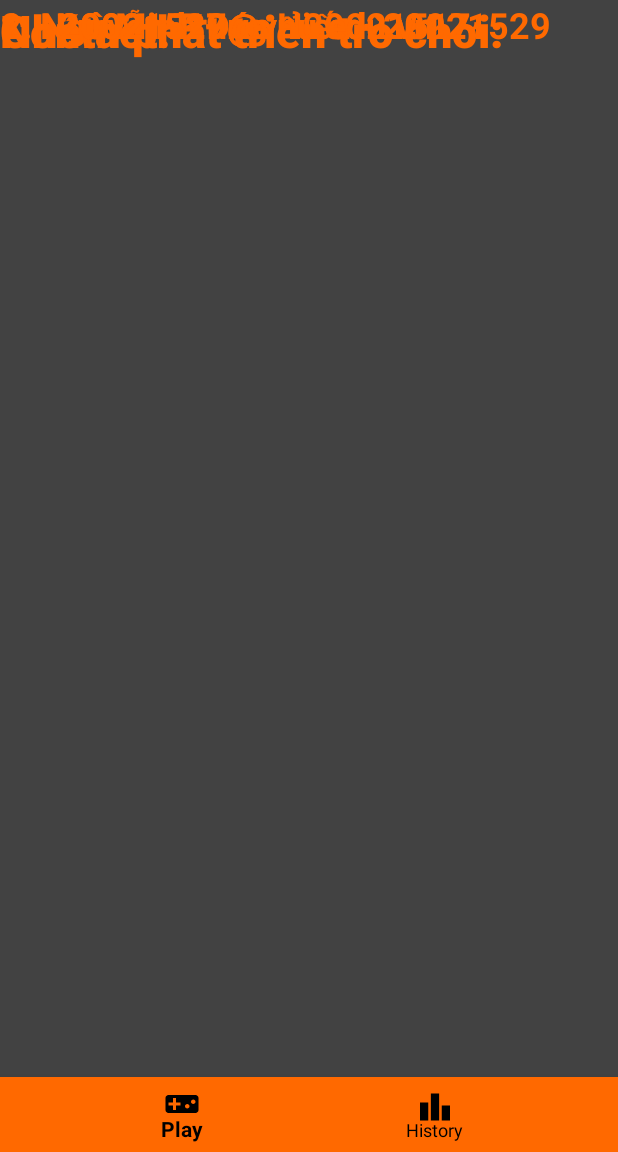
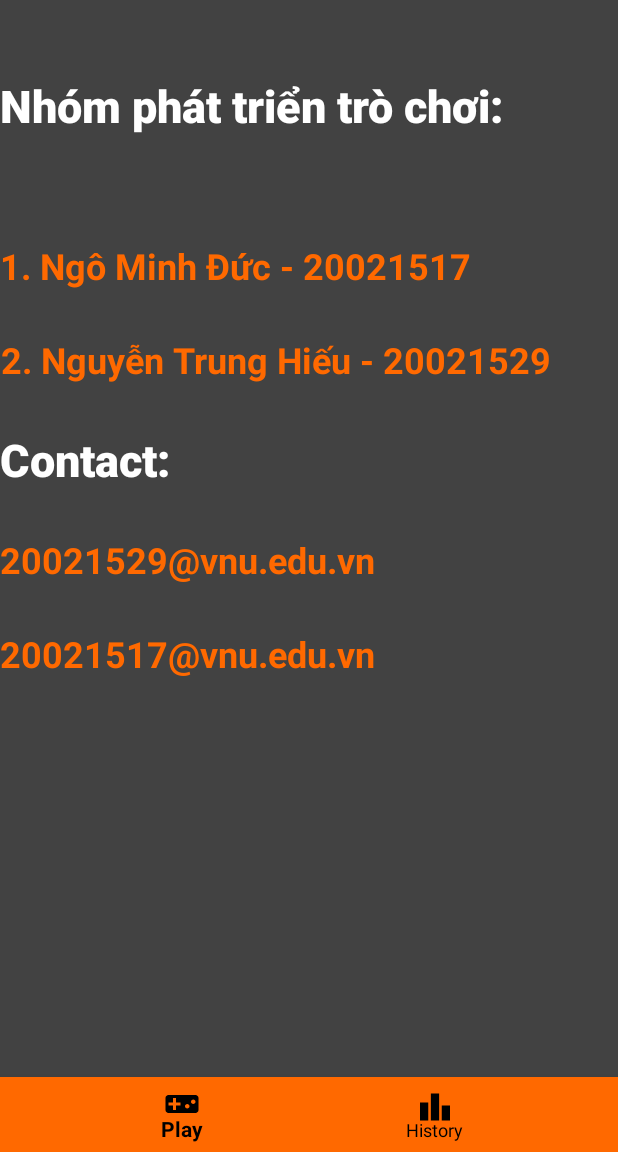
Before and after one commit to MingDeCalax/Project_LTTBDD_CuoiKi, an Android app: the fragment InfoFragment placed in its activity, on a phone screen of 412 x 824 dp, the part 84-1236 px from its top. Run offline under Robolectric (Android 15) with nearby library versions, the phone set to English and light mode, and no system bars; Roboto replaces fonts that are not available here.

Commit message:
fix info fragment bug

```diff
--- a/app/src/main/res/layout/fragment_info.xml
+++ b/app/src/main/res/layout/fragment_info.xml
@@ -4,91 +4,100 @@
     xmlns:tools="http://schemas.android.com/tools"
     android:layout_width="match_parent"
     android:layout_height="match_parent"
-    tools:context=".MainActivity">
+    tools:context=".MainActivity"
+    android:background="@color/colorChat">
 
     <!-- TODO: Update blank fragment layout -->
 
     <TextView
-        android:layout_width="wrap_content"
-        android:layout_height="wrap_content"
-        android:layout_alignParentEnd="true"
-        android:textColor="@color/colorButton"
-        android:layout_alignParentBottom="true"
-        android:layout_marginTop="264dp"
-        android:layout_marginEnd="57dp"
-        android:layout_marginBottom="498dp"
-        android:fontFamily="sans-serif-black"
-        android:gravity="center"
-        android:text="Nhóm phát triển trò chơi:"
-        android:textSize="30dp"
-        android:textStyle="bold" />
-
-    <TextView
-        android:layout_width="wrap_content"
-        android:layout_height="wrap_content"
-        android:layout_alignParentEnd="true"
-        android:textColor="@color/colorButton"
-        android:layout_alignParentBottom="true"
-        android:layout_marginEnd="66dp"
-        android:layout_marginBottom="453dp"
-        android:gravity="center"
-        android:text="1. Ngô Minh Đức - 20021517"
-        android:textSize="24sp"
-        android:textStyle="bold" />
-
-    <TextView
-        android:layout_width="wrap_content"
-        android:layout_height="wrap_content"
-        android:textColor="@color/colorButton"
-        android:layout_alignParentEnd="true"
-        android:layout_alignParentBottom="true"
-        android:layout_marginEnd="12dp"
-        android:layout_marginBottom="416dp"
-        android:gravity="center"
-        android:text="2. Nguyễn Trung Hiếu - 20021529"
-        android:textSize="24sp"
-        android:textStyle="bold" />
-
-    <TextView
-        android:textColor="@color/colorButton"
+        android:id="@+id/textView"
         android:layout_width="wrap_content"
         android:layout_height="wrap_content"
         android:layout_alignParentEnd="true"
         android:layout_alignParentBottom="true"
-        android:layout_marginTop="264dp"
-        android:layout_marginEnd="267dp"
-        android:layout_marginBottom="326dp"
+        android:layout_marginTop="50dp"
+        android:fontFamily="sans-serif-black"
+        android:gravity="center"
+        android:text="Nhóm phát triển trò chơi:"
+        android:textColor="@color/white"
+        android:textSize="30dp"
+        android:textStyle="bold"
+        app:layout_constraintTop_toTopOf="parent"
+        app:layout_constraintStart_toStartOf="parent"
+        tools:layout_editor_absoluteX="0dp" />
+
+    <TextView
+        android:id="@+id/textView3"
+        android:layout_width="wrap_content"
+        android:layout_height="wrap_content"
+        android:layout_alignParentEnd="true"
+        android:layout_alignParentBottom="true"
+        android:layout_marginTop="70dp"
+        android:gravity="center"
+        android:text="1. Ngô Minh Đức - 20021517"
+        android:textColor="@color/colorButton"
+        android:textSize="24sp"
+        android:textStyle="bold"
+        app:layout_constraintStart_toStartOf="parent"
+        app:layout_constraintTop_toBottomOf="@+id/textView" />
+
+    <TextView
+        android:id="@+id/textView4"
+        android:layout_width="wrap_content"
+        android:layout_height="wrap_content"
+        android:layout_alignParentEnd="true"
+        android:layout_alignParentBottom="true"
+        android:layout_marginTop="30dp"
+        android:gravity="center"
+        android:text="2. Nguyễn Trung Hiếu - 20021529"
+        android:textColor="@color/colorButton"
+        android:textSize="24sp"
+        android:textStyle="bold"
+        app:layout_constraintStart_toStartOf="parent"
+        app:layout_constraintTop_toBottomOf="@+id/textView3" />
+
+    <TextView
+        android:id="@+id/textView5"
+        android:layout_width="wrap_content"
+        android:layout_height="wrap_content"
+        android:layout_alignParentEnd="true"
+        android:layout_alignParentBottom="true"
+        android:layout_marginTop="30dp"
         android:fontFamily="sans-serif-black"
         android:gravity="center"
         android:text="Contact:  "
+        android:textColor="@color/white"
         android:textSize="30dp"
-        android:textStyle="bold" />
+        android:textStyle="bold"
+        app:layout_constraintStart_toStartOf="parent"
+        app:layout_constraintTop_toBottomOf="@+id/textView4" />
 
     <TextView
-        android:textColor="@color/colorButton"
         android:layout_width="match_parent"
         android:layout_height="wrap_content"
         android:layout_alignParentEnd="true"
         android:layout_alignParentBottom="true"
-        android:layout_marginTop="264dp"
-        android:layout_marginEnd="84dp"
-        android:layout_marginBottom="246dp"
-        android:gravity="center"
+        android:layout_marginTop="30dp"
+        android:gravity="left"
         android:text="20021517@vnu.edu.vn"
+        android:textColor="@color/colorButton"
         android:textSize="24sp"
-        android:textStyle="bold" />
+        android:textStyle="bold"
+        app:layout_constraintTop_toBottomOf="@+id/textView6"
+        tools:layout_editor_absoluteX="16dp" />
 
     <TextView
-        android:textColor="@color/colorButton"
+        android:id="@+id/textView6"
         android:layout_width="match_parent"
         android:layout_height="wrap_content"
         android:layout_alignParentEnd="true"
         android:layout_alignParentBottom="true"
-        android:layout_marginTop="264dp"
-        android:layout_marginEnd="84dp"
-        android:layout_marginBottom="287dp"
-        android:gravity="center"
+        android:layout_marginTop="30dp"
+        android:gravity="left"
         android:text="20021529@vnu.edu.vn"
+        android:textColor="@color/colorButton"
         android:textSize="24sp"
-        android:textStyle="bold" />
+        android:textStyle="bold"
+        app:layout_constraintTop_toBottomOf="@+id/textView5"
+        tools:layout_editor_absoluteX="31dp" />
 </androidx.constraintlayout.widget.ConstraintLayout>
```
